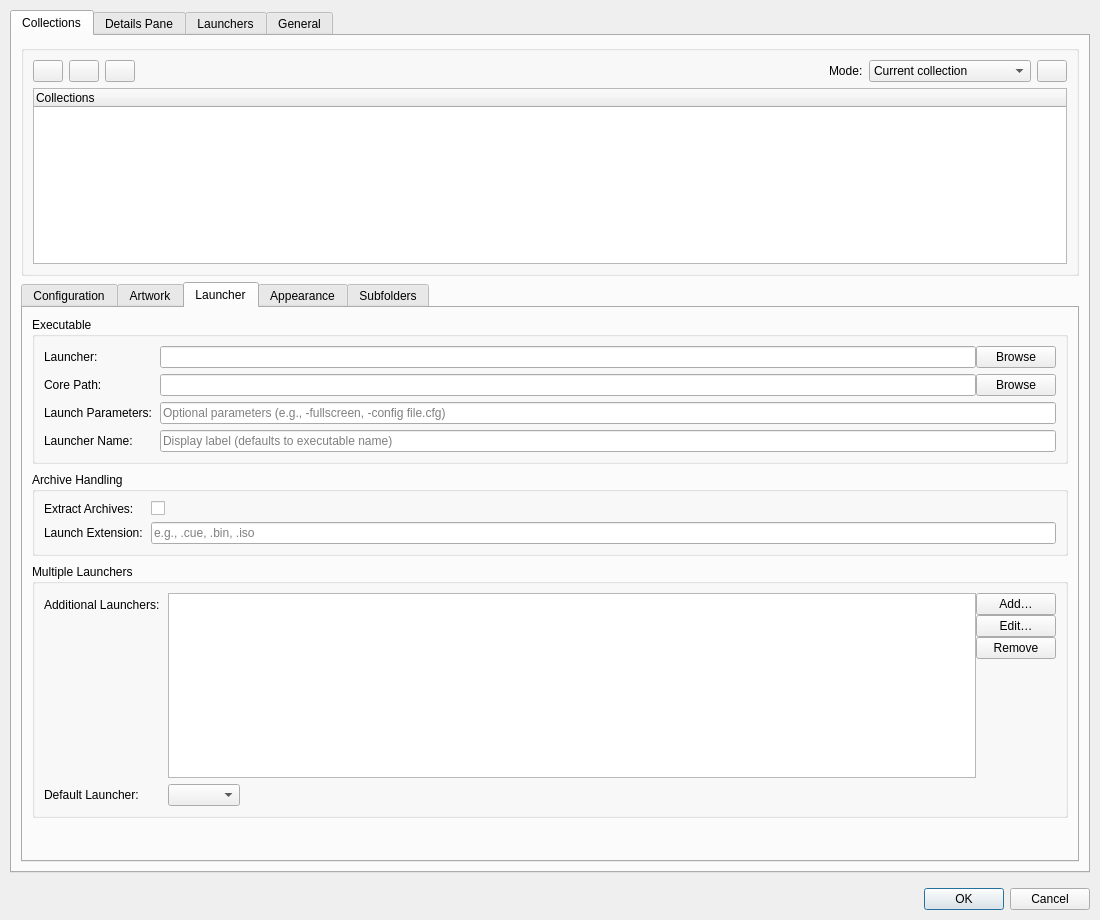
First picture: the form in src/ui/dialogs/settingsdialog.ui, repository EtherAura/Kartend, before the edit.
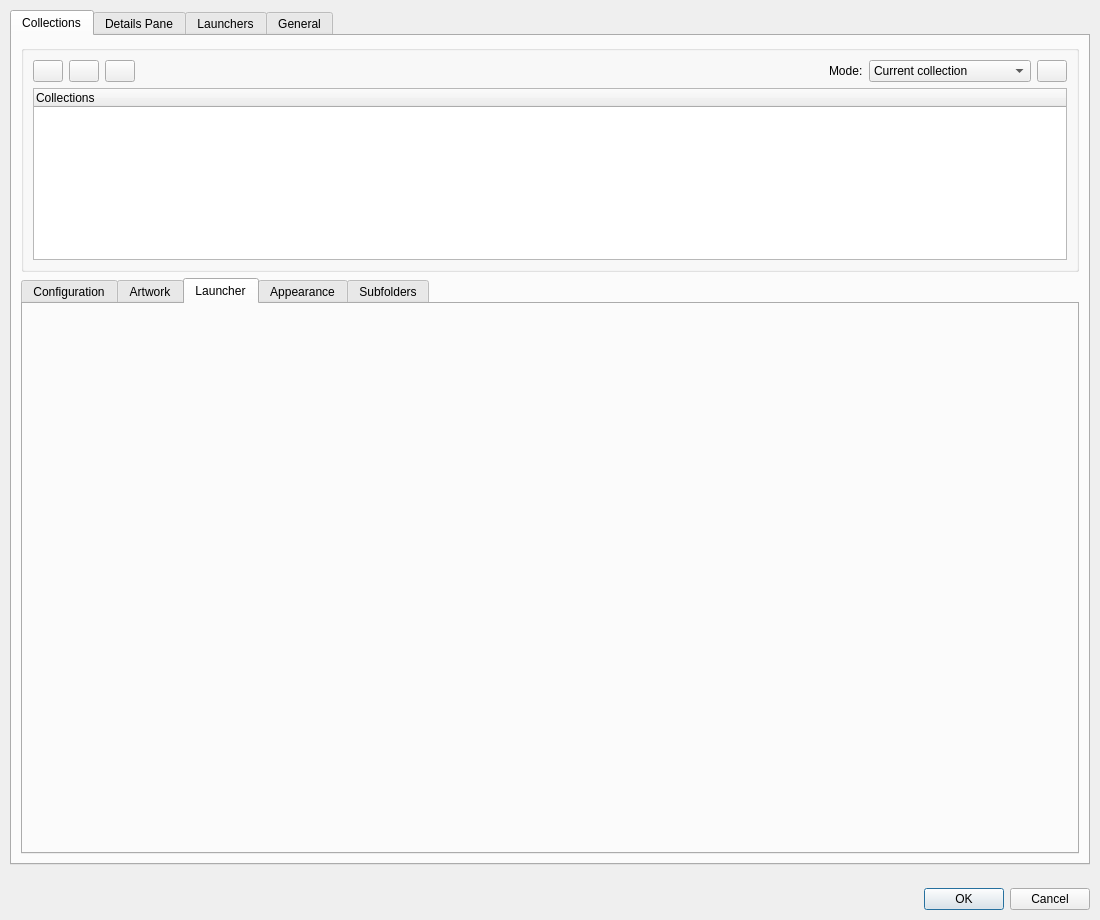
Second picture: the form after the edit. The open tabs and pages were chosen to show the change. Icons and pictures are not drawn. Custom widgets are drawn as their Qt base class.

Commit message: refactor(settings): extract LauncherTabPanel from collectionsTab Launcher sub-tab

What changed in the file:
```diff
--- a/src/ui/dialogs/settingsdialog.ui
+++ b/src/ui/dialogs/settingsdialog.ui
@@ -220,172 +220,8 @@
            <string>Launcher</string>
           </attribute>
           <layout class="QVBoxLayout" name="launcherTabLayout">
-           <property name="spacing"><number>8</number></property>
            <item>
-            <widget class="QGroupBox" name="launcherExecutableGroupBox">
-             <property name="title"><string>Executable</string></property>
-             <layout class="QFormLayout" name="launcherExecutableFormLayout">
-              <property name="horizontalSpacing"><number>8</number></property>
-              <property name="verticalSpacing"><number>6</number></property>
-              <property name="fieldGrowthPolicy"><enum>QFormLayout::FieldGrowthPolicy::ExpandingFieldsGrow</enum></property>
-              <item row="0" column="0">
-               <widget class="QLabel" name="label_launcher">
-                <property name="text"><string>Launcher:</string></property>
-               </widget>
-              </item>
-              <item row="0" column="1">
-               <layout class="QHBoxLayout" name="launcherLayout">
-                <item>
-                 <widget class="QLineEdit" name="launcherLineEdit"/>
-                </item>
-                <item>
-                 <widget class="QPushButton" name="browseLauncherButton">
-                  <property name="text"><string>Browse</string></property>
-                 </widget>
-                </item>
-               </layout>
-              </item>
-              <item row="1" column="0">
-               <widget class="QLabel" name="label_core">
-                <property name="text"><string>Core Path:</string></property>
-               </widget>
-              </item>
-              <item row="1" column="1">
-               <layout class="QHBoxLayout" name="coreLayout">
-                <item>
-                 <widget class="QLineEdit" name="coreLineEdit">
-                  <property name="toolTip"><string>Path to libretro core file</string></property>
-                 </widget>
-                </item>
-                <item>
-                 <widget class="QPushButton" name="browseCoreButton">
-                  <property name="text"><string>Browse</string></property>
-                 </widget>
-                </item>
-               </layout>
-              </item>
-              <item row="2" column="0">
-               <widget class="QLabel" name="label_launchParams">
-                <property name="text"><string>Launch Parameters:</string></property>
-               </widget>
-              </item>
-              <item row="2" column="1">
-               <widget class="QLineEdit" name="launchParamsLineEdit">
-                <property name="toolTip"><string>Additional command-line parameters for the launcher</string></property>
-                <property name="placeholderText"><string>Optional parameters (e.g., -fullscreen, -config file.cfg)</string></property>
-               </widget>
-              </item>
-              <item row="3" column="0">
-               <widget class="QLabel" name="label_launcherName">
-                <property name="text"><string>Launcher Name:</string></property>
-               </widget>
-              </item>
-              <item row="3" column="1">
-               <widget class="QLineEdit" name="launcherNameLineEdit">
-                <property name="toolTip"><string>Display name for the primary launcher in the chooser dialog (optional). Defaults to the executable basename when empty.</string></property>
-                <property name="placeholderText"><string>Display label (defaults to executable name)</string></property>
-               </widget>
-              </item>
-             </layout>
-            </widget>
-           </item>
-           <item>
-            <widget class="QGroupBox" name="launcherArchiveGroupBox">
-             <property name="title"><string>Archive Handling</string></property>
-             <layout class="QFormLayout" name="launcherArchiveFormLayout">
-              <property name="horizontalSpacing"><number>8</number></property>
-              <property name="verticalSpacing"><number>6</number></property>
-              <property name="fieldGrowthPolicy"><enum>QFormLayout::FieldGrowthPolicy::ExpandingFieldsGrow</enum></property>
-              <item row="0" column="0">
-               <widget class="QLabel" name="label_extractArchives">
-                <property name="text"><string>Extract Archives:</string></property>
-               </widget>
-              </item>
-              <item row="0" column="1">
-               <widget class="QCheckBox" name="extractArchivesCheckBox">
-                <property name="toolTip"><string>Extract archived content to a temporary directory before launching (for cores that don't support zipped content)</string></property>
-                <property name="text"><string/></property>
-                <property name="checked"><bool>false</bool></property>
-               </widget>
-              </item>
-              <item row="1" column="0">
-               <widget class="QLabel" name="label_extractedExtension">
-                <property name="text"><string>Launch Extension:</string></property>
-               </widget>
-              </item>
-              <item row="1" column="1">
-               <widget class="QLineEdit" name="extractedExtensionLineEdit">
-                <property name="toolTip"><string>File extension to launch from extracted archive (e.g., .cue, .bin, .iso)</string></property>
-                <property name="placeholderText"><string>e.g., .cue, .bin, .iso</string></property>
-               </widget>
-              </item>
-             </layout>
-            </widget>
-           </item>
-           <item>
-            <widget class="QGroupBox" name="launcherMultipleGroupBox">
-             <property name="title"><string>Multiple Launchers</string></property>
-             <layout class="QFormLayout" name="launcherMultipleFormLayout">
-              <property name="horizontalSpacing"><number>8</number></property>
-              <property name="verticalSpacing"><number>6</number></property>
-              <property name="fieldGrowthPolicy"><enum>QFormLayout::FieldGrowthPolicy::ExpandingFieldsGrow</enum></property>
-              <item row="0" column="0">
-               <widget class="QLabel" name="label_additionalLaunchers">
-                <property name="text"><string>Additional Launchers:</string></property>
-               </widget>
-              </item>
-              <item row="0" column="1">
-               <layout class="QHBoxLayout" name="additionalLaunchersLayout">
-                <item>
-                 <widget class="QListWidget" name="additionalLaunchersList">
-                  <property name="toolTip"><string>Extra launchers beyond the primary. When more than one launcher is configured, picking an item shows a chooser dialog at launch.</string></property>
-                 </widget>
-                </item>
-                <item>
-                 <layout class="QVBoxLayout" name="additionalLaunchersButtons">
-                  <item>
-                   <widget class="QPushButton" name="addAdditionalLauncherButton">
-                    <property name="text"><string>Add…</string></property>
-                   </widget>
-                  </item>
-                  <item>
-                   <widget class="QPushButton" name="editAdditionalLauncherButton">
-                    <property name="text"><string>Edit…</string></property>
-                   </widget>
-                  </item>
-                  <item>
-                   <widget class="QPushButton" name="removeAdditionalLauncherButton">
-                    <property name="text"><string>Remove</string></property>
-                   </widget>
-                  </item>
-                  <item>
-                   <spacer name="additionalLaunchersButtonsSpacer">
-                    <property name="orientation"><enum>Qt::Orientation::Vertical</enum></property>
-                    <property name="sizeHint" stdset="0"><size><width>20</width><height>40</height></size></property>
-                   </spacer>
-                  </item>
-                 </layout>
-                </item>
-               </layout>
-              </item>
-              <item row="1" column="0">
-               <widget class="QLabel" name="label_defaultLauncher">
-                <property name="text"><string>Default Launcher:</string></property>
-               </widget>
-              </item>
-              <item row="1" column="1">
-               <widget class="QComboBox" name="defaultLauncherComboBox">
-                <property name="toolTip"><string>Pre-selected launcher in the chooser dialog. Single-launcher collections ignore this setting.</string></property>
-               </widget>
-              </item>
-             </layout>
-            </widget>
-           </item>
-           <item>
-            <spacer name="launcherVerticalSpacer">
-             <property name="orientation"><enum>Qt::Orientation::Vertical</enum></property>
-             <property name="sizeHint" stdset="0"><size><width>20</width><height>40</height></size></property>
-            </spacer>
+            <widget class="LauncherTabPanel" name="launcherPanel" native="true"/>
            </item>
           </layout>
          </widget>
@@ -1455,6 +1291,12 @@
    <header>configurationpanel.h</header>
    <container>1</container>
   </customwidget>
+  <customwidget>
+   <class>LauncherTabPanel</class>
+   <extends>QWidget</extends>
+   <header>launchertabpanel.h</header>
+   <container>1</container>
+  </customwidget>
  </customwidgets>
  <resources/>
  <connections/>
```
The commit also changes 10 other files.
